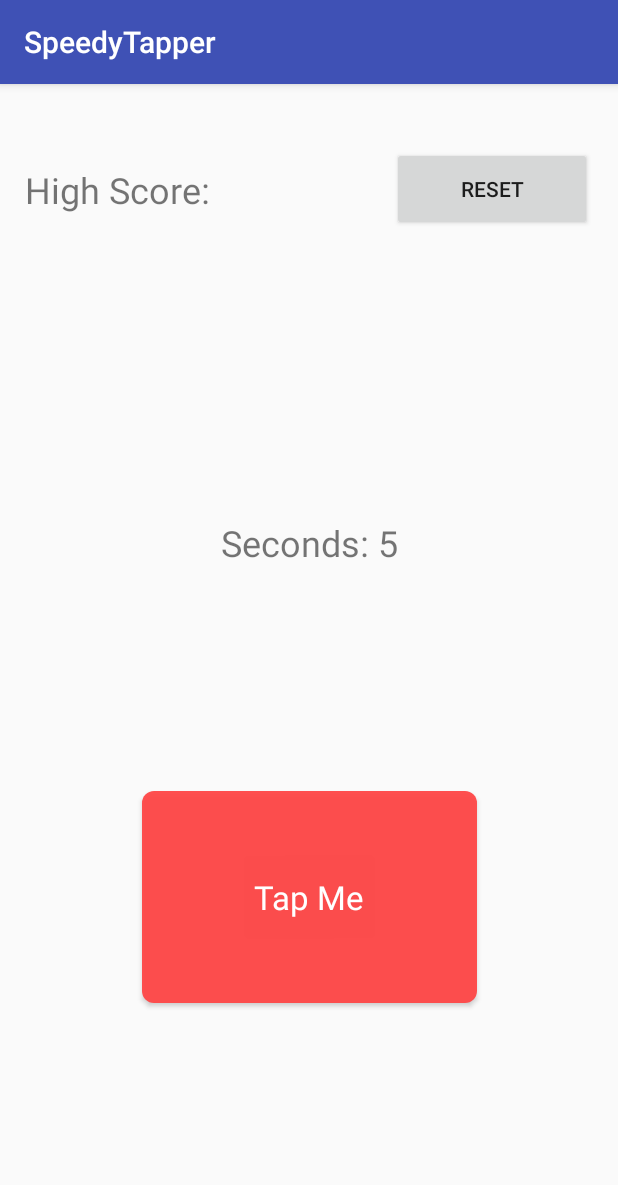
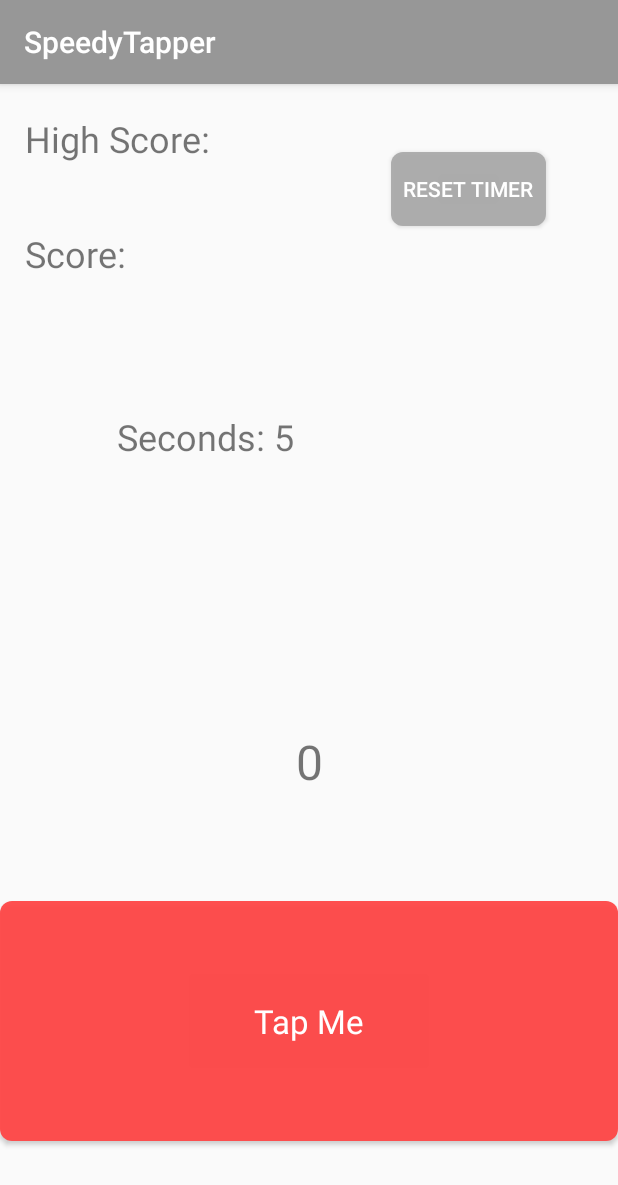
Before and after one commit to joshzcold/SpeedyTapper, an Android app: the screen it shows after launch (MainActivity), on a phone screen of 412 x 824 dp. Shown: the top 1185 px of the screen. Run offline under Robolectric (Android 15) with nearby library versions, the phone set to English and light mode, and no system bars.

Commit message:
Taylor: Added seconds + milliseconds to the timer. Joshua: changed around layout... added current score textview that displays results of counter.

```diff
--- a/app/src/main/java/com/jcold/speedytapper/MainActivity.kt
+++ b/app/src/main/java/com/jcold/speedytapper/MainActivity.kt
@@ -16,8 +16,9 @@ class MainActivity : AppCompatActivity() {
     var remaining_time: TextView? = null
     var countdown_text: TextView? = null
     var timerIsStarted = false
-    var scoreText: TextView? = null
+    var highscoreText: TextView? = null
     var highScore = 0
+    var currentscoreText: TextView? = null
 
 
     override fun onCreate(savedInstanceState: Bundle?) {
@@ -30,7 +31,8 @@ class MainActivity : AppCompatActivity() {
     private fun bindViews() {
         remaining_time = findViewById(R.id.countdown_timer)
         countdown_text = findViewById(R.id.countdown_timer)
-        scoreText = findViewById(R.id.ending_score)
+        highscoreText = findViewById(R.id.high_score)
+        currentscoreText = findViewById(R.id.current_score)
 
 
     }
@@ -38,21 +40,28 @@ class MainActivity : AppCompatActivity() {
     private fun highScoreSetter(){
         if (highScore < counter){
            highScore = counter
-                   scoreText?.setText("High Score: "+blankString+counter)
+                   highscoreText?.setText("High Score: "+blankString+counter)
         }
     }
 
+    private fun currentScoreSetter(){
+        currentscoreText?.setText("Score: "+counter)
+    }
+
     private fun gameTimerStart(){
-        startTimer = object : CountDownTimer(5000, 1000) {
+        startTimer = object : CountDownTimer(5000, 1) {
             override fun onTick(millisUntilFinished: Long) {
                 timerIsStarted = true
-                countdown_text?.setText("Seconds: "+ millisUntilFinished / 1000)
+                var seconds = (millisUntilFinished / 1000) %60
+                var milli = (millisUntilFinished % 1000)
+                countdown_text?.setText("Seconds: "+ String.format("%d.%02d", seconds, milli))
             }
 
             override fun onFinish() {
                 timerIsStarted = false
                 countdown_text?.setText("Seconds: 5")
                 highScoreSetter()
+                currentScoreSetter()
                 counter =0
                 number_increasing.setText(blankString+counter)
             }
@@ -64,6 +73,7 @@ class MainActivity : AppCompatActivity() {
         button_reset_timer.setOnClickListener{
 
             highScoreSetter()
+            currentScoreSetter()
             counter =0
             number_increasing.setText(blankString+counter)
             startTimer?.cancel()
--- a/app/src/main/res/layout/activity_main.xml
+++ b/app/src/main/res/layout/activity_main.xml
@@ -9,40 +9,42 @@
     <Button
         android:id="@+id/myButton"
         style="@style/Widget.AppCompat.Button.Colored"
-        android:layout_width="223dp"
-        android:layout_height="141dp"
+        android:layout_width="match_parent"
+        android:layout_height="160dp"
         android:layout_marginBottom="8dp"
         android:layout_marginTop="8dp"
         android:background="@drawable/roundedbutton"
         android:backgroundTint="@android:color/holo_red_light"
         android:text="@string/button_text"
         android:textAppearance="@style/TextAppearance.AppCompat.Large"
-        android:textColor="@android:color/background_light"
+        android:textColor="@android:color/white"
         app:layout_constraintBottom_toBottomOf="parent"
         app:layout_constraintEnd_toEndOf="parent"
-        app:layout_constraintHorizontal_bias="0.503"
+        app:layout_constraintHorizontal_bias="0.0"
         app:layout_constraintLeft_toLeftOf="parent"
         app:layout_constraintRight_toRightOf="parent"
         app:layout_constraintStart_toStartOf="parent"
         app:layout_constraintTop_toTopOf="parent"
-        app:layout_constraintVertical_bias="0.759" />
+        app:layout_constraintVertical_bias="0.907" />
 
     <Button
         android:id="@+id/button_reset_timer"
-        android:layout_width="133dp"
-        android:layout_height="56dp"
-        android:layout_marginEnd="8dp"
-        android:layout_marginStart="8dp"
+        android:layout_width="103dp"
+        android:layout_height="49dp"
+        android:layout_marginBottom="8dp"
+        android:layout_marginEnd="48dp"
+        android:layout_marginTop="8dp"
+        android:background="@drawable/roundedbutton"
+        android:backgroundTint="@android:color/darker_gray"
         android:text="@string/reset_text"
-        app:layout_constraintBottom_toBottomOf="@+id/ending_score"
+        android:textColor="@android:color/white"
+        app:layout_constraintBottom_toBottomOf="parent"
         app:layout_constraintEnd_toEndOf="parent"
-        app:layout_constraintHorizontal_bias="0.965"
-        app:layout_constraintStart_toStartOf="parent"
-        app:layout_constraintTop_toTopOf="@+id/ending_score"
-        app:layout_constraintVertical_bias="0.541" />
+        app:layout_constraintTop_toTopOf="parent"
+        app:layout_constraintVertical_bias="0.053" />
 
     <TextView
-        android:id="@+id/ending_score"
+        android:id="@+id/high_score"
         android:layout_width="wrap_content"
         android:layout_height="wrap_content"
         android:layout_marginBottom="8dp"
@@ -56,27 +58,45 @@
         app:layout_constraintHorizontal_bias="0.032"
         app:layout_constraintStart_toStartOf="parent"
         app:layout_constraintTop_toTopOf="parent"
-        app:layout_constraintVertical_bias="0.064" />
+        app:layout_constraintVertical_bias="0.017" />
+
+    <TextView
+        android:id="@+id/current_score"
+        android:layout_width="wrap_content"
+        android:layout_height="wrap_content"
+        android:layout_marginBottom="8dp"
+        android:layout_marginEnd="8dp"
+        android:layout_marginStart="8dp"
+        android:layout_marginTop="8dp"
+        android:text="@string/current_score"
+        android:textSize="24sp"
+        app:layout_constraintBottom_toBottomOf="parent"
+        app:layout_constraintEnd_toEndOf="parent"
+        app:layout_constraintHorizontal_bias="0.026"
+        app:layout_constraintStart_toStartOf="parent"
+        app:layout_constraintTop_toTopOf="parent"
+        app:layout_constraintVertical_bias="0.123" />
 
     <TextView
         android:id="@+id/countdown_timer"
-        android:layout_width="264dp"
-        android:layout_height="55dp"
+        android:layout_width="257dp"
+        android:layout_height="30dp"
         android:layout_marginBottom="8dp"
         android:layout_marginTop="8dp"
-        android:gravity="center"
+        android:gravity="left"
         android:text="@string/timer_blank"
         android:textSize="24sp"
-        app:layout_constraintBottom_toTopOf="@+id/number_increasing"
+        app:layout_constraintBottom_toBottomOf="parent"
         app:layout_constraintEnd_toEndOf="parent"
-        app:layout_constraintHorizontal_bias="0.502"
+        app:layout_constraintHorizontal_bias="0.503"
         app:layout_constraintLeft_toLeftOf="parent"
         app:layout_constraintRight_toRightOf="parent"
         app:layout_constraintStart_toStartOf="parent"
         app:layout_constraintTop_toTopOf="parent"
-        app:layout_constraintVertical_bias="0.922" />
+        app:layout_constraintVertical_bias="0.292" />
 
     <TextView
+        android:text="@string/blank_counter"
         android:id="@+id/number_increasing"
         android:layout_width="262dp"
         android:layout_height="47dp"
--- a/app/src/main/res/values/colors.xml
+++ b/app/src/main/res/values/colors.xml
@@ -1,6 +1,6 @@
 <?xml version="1.0" encoding="utf-8"?>
 <resources>
-    <color name="colorPrimary">#3F51B5</color>
+    <color name="colorPrimary">#979797</color>
     <color name="colorPrimaryDark">#303F9F</color>
     <color name="colorAccent">#FF4081</color>
 </resources>
--- a/app/src/main/res/values/strings.xml
+++ b/app/src/main/res/values/strings.xml
@@ -2,6 +2,8 @@
     <string name="app_name">SpeedyTapper</string>
     <string name="button_text">Tap Me</string>
     <string name="timer_blank">Seconds: 5</string>
-    <string name="reset_text">Reset</string>
+    <string name="reset_text">Reset Timer</string>
     <string name="ending_score">High Score:</string>
+    <string name="current_score">Score:</string>
+    <string name="blank_counter">0</string>
 </resources>
```
